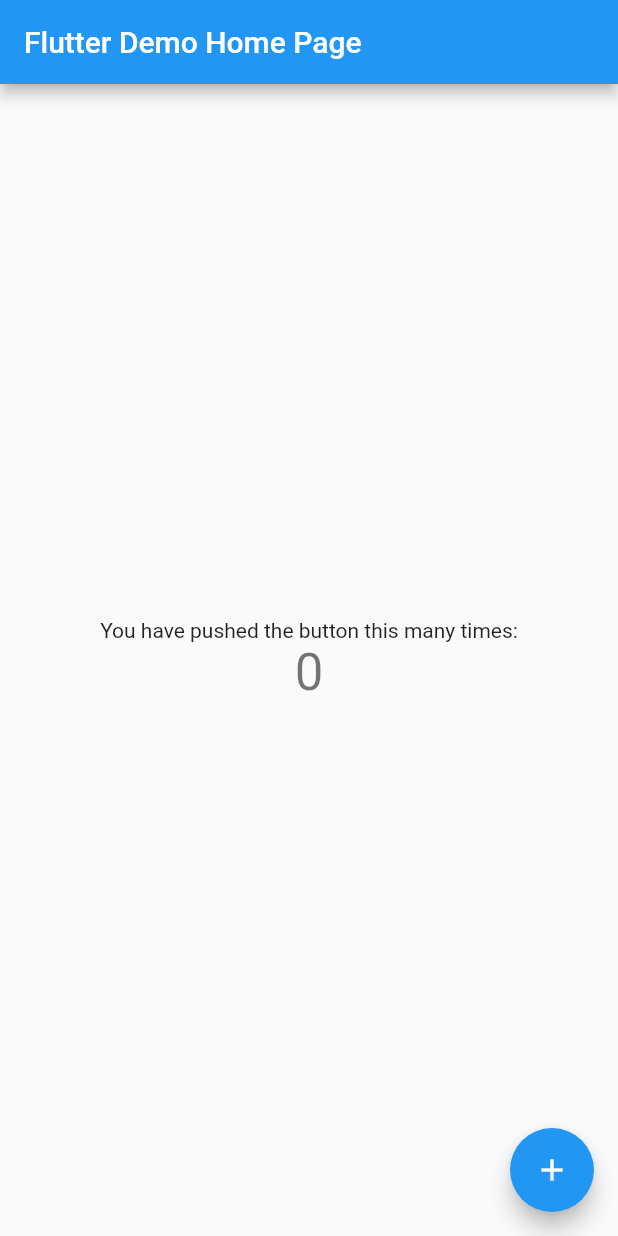
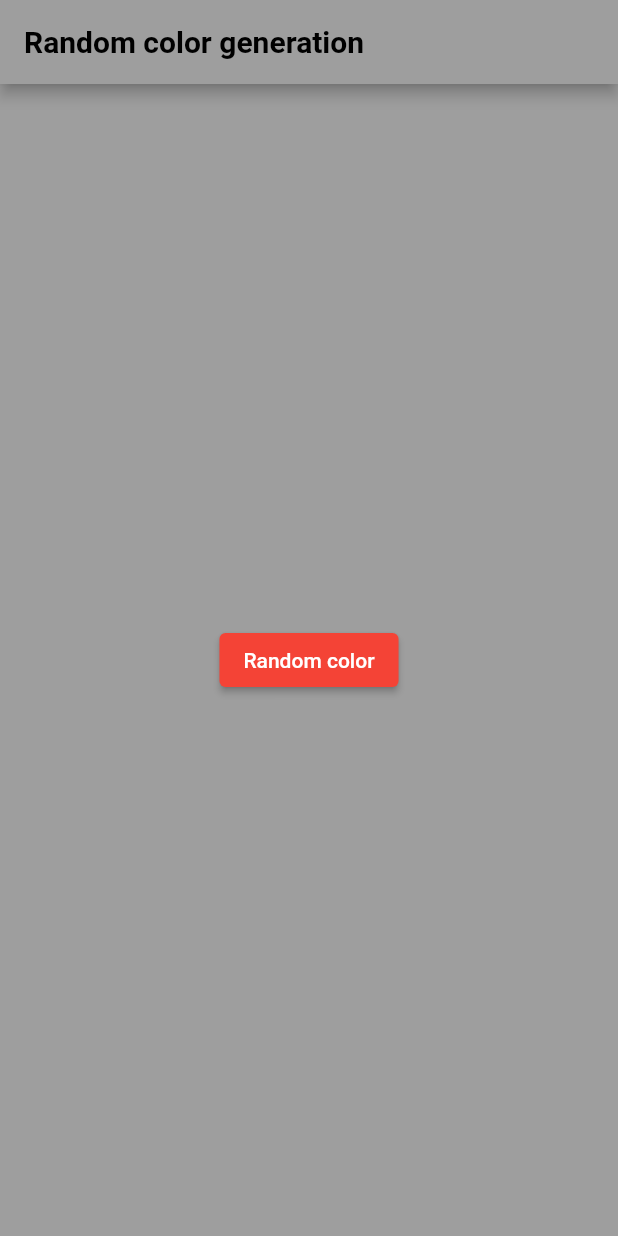
Before and after one commit to RiandroProenca/color_generator, a Flutter app: the screen it shows after launch, on a phone screen of 412 x 824 dp. Run offline on Flutter 3.47's test engine with Material 2 defaults, Android fonts, the phone set to English and light mode, and no system bars.

Commit message:
randomColor/App
HomeView
RandomColor Class

```diff
--- /dev/null
+++ b/lib/home_view.dart
@@ -0,0 +1,42 @@
+import 'package:color_generator/random_colors.dart';
+import 'package:flutter/material.dart';
+
+class HomeView extends StatefulWidget {
+  const HomeView({Key? key}) : super(key: key);
+
+  @override
+  _HomeViewState createState() => _HomeViewState();
+}
+
+class _HomeViewState extends State<HomeView> {
+  Color _backgroundColor = Colors.grey;
+
+  @override
+  Widget build(BuildContext context) {
+    return Scaffold(
+      backgroundColor: _backgroundColor,
+      appBar: AppBar(
+        title: Text(
+          'Random color generation',
+          style: TextStyle(
+            color: RandomColors.getContrastingTextColor(_backgroundColor),
+            fontWeight: FontWeight.bold,
+          ),
+        ),
+        backgroundColor: _backgroundColor,
+      ),
+      body: Center(
+        child: ElevatedButton(
+          onPressed: _changeBackgroundColor,
+          child: const Text('Random color'),
+        ),
+      ),
+    );
+  }
+
+  void _changeBackgroundColor() {
+    setState(() {
+      _backgroundColor = RandomColors.getRandomColor();
+    });
+  }
+}
--- a/lib/main.dart
+++ b/lib/main.dart
@@ -1,115 +1,21 @@
+import 'package:color_generator/home_view.dart';
 import 'package:flutter/material.dart';
 
 void main() {
-  runApp(const MyApp());
+  runApp(const Main());
 }
 
-class MyApp extends StatelessWidget {
-  const MyApp({super.key});
+class Main extends StatelessWidget {
+  const Main({super.key});
 
-  // This widget is the root of your application.
   @override
   Widget build(BuildContext context) {
     return MaterialApp(
-      title: 'Flutter Demo',
+      debugShowCheckedModeBanner: false,
       theme: ThemeData(
-        // This is the theme of your application.
-        //
-        // Try running your application with "flutter run". You'll see the
-        // application has a blue toolbar. Then, without quitting the app, try
-        // changing the primarySwatch below to Colors.green and then invoke
-        // "hot reload" (press "r" in the console where you ran "flutter run",
-        // or simply save your changes to "hot reload" in a Flutter IDE).
-        // Notice that the counter didn't reset back to zero; the application
-        // is not restarted.
-        primarySwatch: Colors.blue,
+        primarySwatch: Colors.red,
       ),
-      home: const MyHomePage(title: 'Flutter Demo Home Page'),
+      home: const HomeView(),
     );
   }
 }
-
-class MyHomePage extends StatefulWidget {
-  const MyHomePage({super.key, required this.title});
-
-  // This widget is the home page of your application. It is stateful, meaning
-  // that it has a State object (defined below) that contains fields that affect
-  // how it looks.
-
-  // This class is the configuration for the state. It holds the values (in this
-  // case the title) provided by the parent (in this case the App widget) and
-  // used by the build method of the State. Fields in a Widget subclass are
-  // always marked "final".
-
-  final String title;
-
-  @override
-  State<MyHomePage> createState() => _MyHomePageState();
-}
-
-class _MyHomePageState extends State<MyHomePage> {
-  int _counter = 0;
-
-  void _incrementCounter() {
-    setState(() {
-      // This call to setState tells the Flutter framework that something has
-      // changed in this State, which causes it to rerun the build method below
-      // so that the display can reflect the updated values. If we changed
-      // _counter without calling setState(), then the build method would not be
-      // called again, and so nothing would appear to happen.
-      _counter++;
-    });
-  }
-
-  @override
-  Widget build(BuildContext context) {
-    // This method is rerun every time setState is called, for instance as done
-    // by the _incrementCounter method above.
-    //
-    // The Flutter framework has been optimized to make rerunning build methods
-    // fast, so that you can just rebuild anything that needs updating rather
-    // than having to individually change instances of widgets.
-    return Scaffold(
-      appBar: AppBar(
-        // Here we take the value from the MyHomePage object that was created by
-        // the App.build method, and use it to set our appbar title.
-        title: Text(widget.title),
-      ),
-      body: Center(
-        // Center is a layout widget. It takes a single child and positions it
-        // in the middle of the parent.
-        child: Column(
-          // Column is also a layout widget. It takes a list of children and
-          // arranges them vertically. By default, it sizes itself to fit its
-          // children horizontally, and tries to be as tall as its parent.
-          //
-          // Invoke "debug painting" (press "p" in the console, choose the
-          // "Toggle Debug Paint" action from the Flutter Inspector in Android
-          // Studio, or the "Toggle Debug Paint" command in Visual Studio Code)
-          // to see the wireframe for each widget.
-          //
-          // Column has various properties to control how it sizes itself and
-          // how it positions its children. Here we use mainAxisAlignment to
-          // center the children vertically; the main axis here is the vertical
-          // axis because Columns are vertical (the cross axis would be
-          // horizontal).
-          mainAxisAlignment: MainAxisAlignment.center,
-          children: <Widget>[
-            const Text(
-              'You have pushed the button this many times:',
-            ),
-            Text(
-              '$_counter',
-              style: Theme.of(context).textTheme.headlineMedium,
-            ),
-          ],
-        ),
-      ),
-      floatingActionButton: FloatingActionButton(
-        onPressed: _incrementCounter,
-        tooltip: 'Increment',
-        child: const Icon(Icons.add),
-      ), // This trailing comma makes auto-formatting nicer for build methods.
-    );
-  }
-}
--- /dev/null
+++ b/lib/random_colors.dart
@@ -0,0 +1,57 @@
+import 'dart:math';
+import 'package:flutter/material.dart';
+
+const Color red = Color(0xFFFF0000);
+const Color blue = Color(0xFF0000FF);
+const Color green = Color(0xFF00FF00);
+const Color yellow = Color(0xFFFFFF00);
+const Color white = Color(0xFFFFFFFF);
+const Color orange = Color(0xFFFFA500);
+const Color purple = Color(0xFF800080);
+const Color pink = Color(0xFFFFC0CB);
+const Color brown = Color(0xFFA52A2A);
+const Color black = Color(0xFF000000);
+const Color grey = Color(0xFF808080);
+const Color teal = Color(0xFF008080);
+const Color indigo = Color(0xFF4B0082);
+const Color cyan = Color(0xFF00FFFF);
+const Color lime = Color(0xFF00FF00);
+
+class RandomColors {
+  static List<Color> get colors => [
+        red,
+        blue,
+        green,
+        yellow,
+        orange,
+        purple,
+        pink,
+        brown,
+        black,
+        grey,
+        teal,
+        indigo,
+        cyan,
+        lime,
+      ];
+
+  static Color getRandomColor() {
+    final random = Random();
+
+    return colors[random.nextInt(colors.length)];
+  }
+
+  static Color getContrastingTextColor(Color backgroundColor) {
+    const double threshold = 128.0;
+
+    double bgLuminance = 0.2126 * backgroundColor.red +
+        0.7152 * backgroundColor.green +
+        0.0722 * backgroundColor.blue;
+
+    if (bgLuminance > threshold) {
+      return black;
+    }
+
+    return white;
+  }
+}
```
Also changed, not shown: 1 other file.
